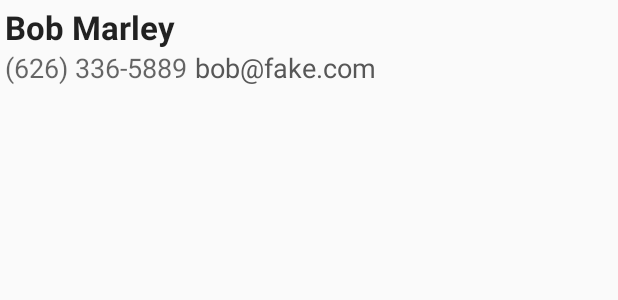
After one commit to diptendulkar/FragmentExample, an Android app: the layout contacts_list_item.xml on its own in the app's theme, with its tools: preview values and no code run, on a phone screen of 412 x 824 dp. The commit adds this screen. Shown: the top 300 px of the screen. Run offline under Robolectric (Android 15) with nearby library versions, the phone set to English and light mode, and no system bars.

Commit message:
Contact Fetching App Shortcut on Home Screen App Shortcut menu on tap - Shortcut.xml

```diff
--- a/app/build.gradle
+++ b/app/build.gradle
@@ -4,7 +4,7 @@ android {
     compileSdkVersion 27
     defaultConfig {
         applicationId "com.example.diptendudas.fragmentexample"
-        minSdkVersion 15
+        minSdkVersion 23
         targetSdkVersion 27
         versionCode 1
         versionName "1.0"
--- a/app/src/main/AndroidManifest.xml
+++ b/app/src/main/AndroidManifest.xml
@@ -1,6 +1,8 @@
 <?xml version="1.0" encoding="utf-8"?>
 <manifest xmlns:android="http://schemas.android.com/apk/res/android"
     package="com.example.diptendudas.fragmentexample">
+    <uses-permission android:name="android.permission.READ_CONTACTS" />
+    <uses-permission android:name="com.android.launcher.permission.INSTALL_SHORTCUT"/>
 
     <application
         android:allowBackup="true"
@@ -18,6 +20,8 @@
 
                 <category android:name="android.intent.category.LAUNCHER" />
             </intent-filter>
+            <meta-data android:name="android.app.shortcuts"
+                android:resource="@xml/shortcut" />
         </activity>
     </application>
 
--- /dev/null
+++ b/app/src/main/res/layout/contacts_list_item.xml
@@ -0,0 +1,39 @@
+<?xml version="1.0" encoding="utf-8"?>
+<RelativeLayout xmlns:android="http://schemas.android.com/apk/res/android"
+    android:layout_width="match_parent"
+    android:padding="3dp"
+    android:layout_height="match_parent" >
+
+    <TextView
+        android:id="@+id/tvName"
+        android:layout_width="wrap_content"
+        android:layout_height="wrap_content"
+        android:layout_alignParentLeft="true"
+        android:layout_alignParentTop="true"
+        android:text="Bob Marley"
+        android:textAppearance="?android:attr/textAppearanceLarge"
+        android:textStyle="bold" />
+
+    <TextView
+        android:id="@+id/tvPhone"
+        android:layout_width="wrap_content"
+        android:layout_height="wrap_content"
+        android:layout_alignParentLeft="true"
+        android:layout_below="@+id/tvName"
+        android:text="(626) 336-5889"
+        android:textAppearance="?android:attr/textAppearanceMedium" />
+
+    <TextView
+        android:id="@+id/tvEmail"
+        android:layout_width="wrap_content"
+        android:layout_height="wrap_content"
+        android:textColor="#575757"
+        android:layout_alignBaseline="@+id/tvPhone"
+        android:layout_alignBottom="@+id/tvPhone"
+        android:paddingLeft="5dp"
+        android:layout_toRightOf="@+id/tvPhone"
+        android:layout_alignParentRight="true"
+        android:text="bob@fake.com"
+        android:textAppearance="?android:attr/textAppearanceMedium" />
+
+</RelativeLayout>
```
Also changed, not shown: app/src/main/java/com/example/diptendudas/fragmentexample/Fragment2.java (+51 -5 lines), app/src/main/java/com/example/diptendudas/fragmentexample/MainActivity.java (+7 -0 lines), app/src/main/java/com/example/diptendudas/fragmentexample/Utility.java (added, +26 -0 lines), app/src/main/res/layout/contacts_list_view.xml (added, +19 -0 lines), app/src/main/res/xml/shortcut.xml (added, +16 -0 lines).
